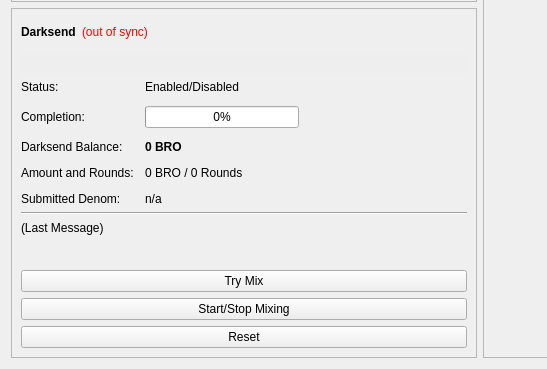
cplayio/cplay, file src/qt/forms/overviewpage.ui: the form before one commit; both pictures show x 0 to 547 and y 240 to 609 of the 960 by 609 pixel window.
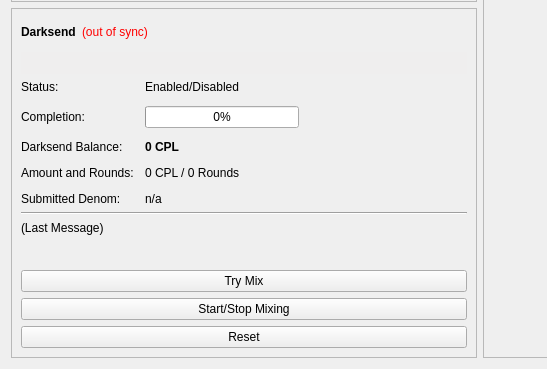
The form after the commit.

What changed in the file:
```diff
--- a/src/qt/forms/overviewpage.ui
+++ b/src/qt/forms/overviewpage.ui
@@ -1007,7 +1007,7 @@
                </font>
               </property>
               <property name="text">
-               <string notr="true">0 BRO</string>
+               <string notr="true">0 CPL</string>
               </property>
              </widget>
             </item>
@@ -1021,7 +1021,7 @@
             <item row="4" column="1">
              <widget class="QLabel" name="labelAmountRounds">
               <property name="text">
-               <string>0 BRO / 0 Rounds</string>
+               <string>0 CPL / 0 Rounds</string>
               </property>
              </widget>
             </item>
```
Left out of the diff: 6 changed lines with no effect on the pictures.
